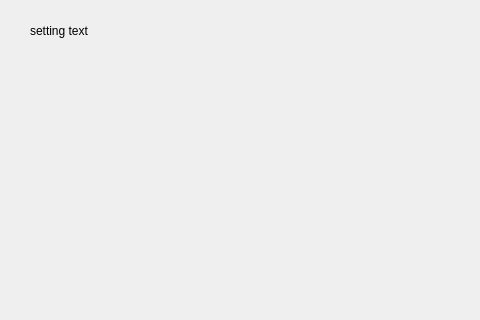
xautshuanglong/QtLearningRepository, file QtGuiApplicationTest/QtGuiApplicationTest/MainTabPageSetting.ui: the form before one commit; both pictures show x 0 to 480 and y 0 to 320 of the 790 by 616 pixel window.
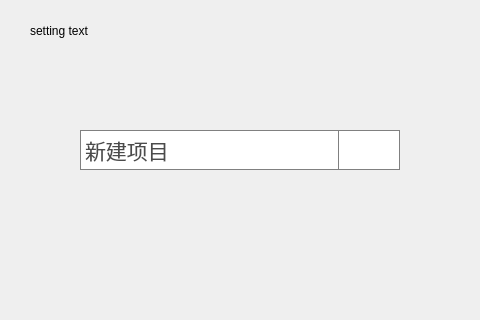
The form after the commit. Icons and pictures are not drawn.

Commit message: QComboBox 测试

Patch:
```diff
--- a/QtGuiApplicationTest/QtGuiApplicationTest/MainTabPageSetting.ui
+++ b/QtGuiApplicationTest/QtGuiApplicationTest/MainTabPageSetting.ui
@@ -26,6 +26,70 @@
     <string>setting text</string>
    </property>
   </widget>
+  <widget class="QComboBox" name="comboBox">
+   <property name="geometry">
+    <rect>
+     <x>80</x>
+     <y>130</y>
+     <width>320</width>
+     <height>40</height>
+    </rect>
+   </property>
+   <property name="font">
+    <font>
+     <family>微软雅黑</family>
+     <pointsize>16</pointsize>
+    </font>
+   </property>
+   <property name="styleSheet">
+    <string notr="true">QComboBox
+{
+	border: 1px solid gray;
+    color: rgb(75, 75, 75);
+}
+
+QComboBox::drop-down
+{
+	width: 60px;
+	border-left: 1px solid gray;
+}
+
+QComboBox::down-arrow
+{
+	image: url(:/AppImages/Resources/images/white/arrow_down.png);
+}
+
+QComboBox QAbstractItemView
+{
+	color: rgb(75,75,75);
+	border: 1px solid gray;
+	selection-background-color: gray;
+	selection-color: rgb(255, 255, 255);
+	outline: none;
+}
+</string>
+   </property>
+   <item>
+    <property name="text">
+     <string>新建项目</string>
+    </property>
+   </item>
+   <item>
+    <property name="text">
+     <string>新建项目</string>
+    </property>
+   </item>
+   <item>
+    <property name="text">
+     <string>新建项目</string>
+    </property>
+   </item>
+   <item>
+    <property name="text">
+     <string>新建项目</string>
+    </property>
+   </item>
+  </widget>
  </widget>
  <resources/>
  <connections/>
```
Left out of the diff: 4 changed lines with no effect on the pictures.
